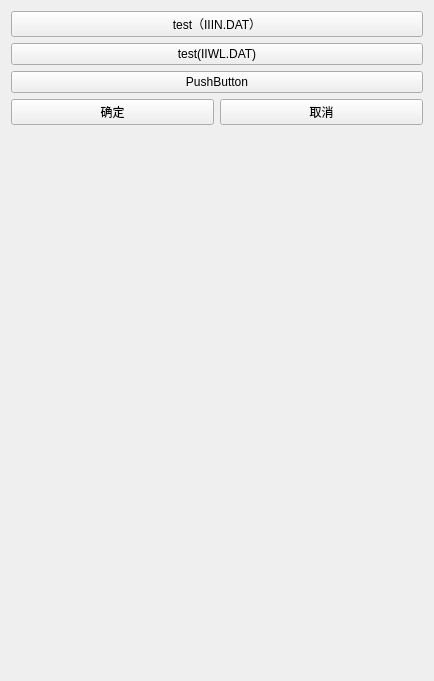
The window that plugins/Base_PhysicalField/PhysicalFieldSettingWidget.ui (asd977/base_cae) describes before a commit, drawn with Qt 5.
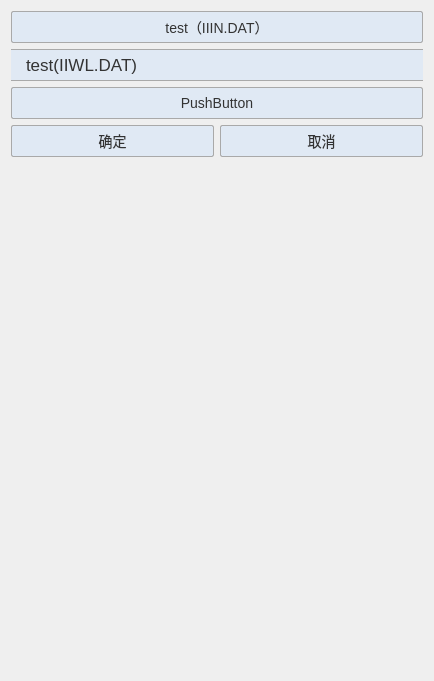
The same window after the commit.

Commit message: style: unify BasePage ui styles for physical field pages

```diff
--- a/plugins/Base_PhysicalField/PhysicalFieldSettingWidget.ui
+++ b/plugins/Base_PhysicalField/PhysicalFieldSettingWidget.ui
@@ -13,6 +13,64 @@
   <property name="windowTitle">
    <string>腐蚀类型选择</string>
   </property>
+  <property name="styleSheet">
+   <string notr="true">QWidget {
+    font-family: &quot;Microsoft YaHei&quot;, &quot;微软雅黑&quot;;
+    font-size: 14px;
+    color: rgb(51, 51, 51);
+}
+QLabel {
+    color: rgb(51, 51, 51);
+}
+QLabel#pageNameLabel {
+    font-size: 20px;
+    color: rgb(53, 103, 147);
+    padding-left: 9px;
+}
+QPushButton {
+    background-color: rgb(224, 233, 244);
+    border: 1px solid rgb(169, 169, 169);
+    border-radius: 2px;
+    min-height: 30px;
+    padding: 0 10px;
+}
+QPushButton:hover {
+    background-color: rgb(210, 224, 241);
+}
+QPushButton:pressed {
+    background-color: rgb(196, 214, 234);
+}
+QPushButton#pushButton {
+    border-left: none;
+    border-right: none;
+    border-radius: 0;
+    text-align: left;
+    padding-left: 15px;
+    font-size: 17px;
+}
+QLineEdit, QComboBox, QSpinBox, QDoubleSpinBox, QDateTimeEdit {
+    border: 1px solid rgb(200, 200, 200);
+    border-radius: 2px;
+    min-height: 28px;
+    padding: 0 6px;
+    background: rgb(255, 255, 255);
+}
+QLineEdit:focus, QComboBox:focus, QSpinBox:focus, QDoubleSpinBox:focus, QDateTimeEdit:focus {
+    border: 1px solid rgb(100, 100, 255);
+}
+QGroupBox {
+    border: 1px solid rgb(210, 210, 210);
+    border-radius: 4px;
+    margin-top: 10px;
+    padding-top: 8px;
+}
+QGroupBox::title {
+    subcontrol-origin: margin;
+    left: 10px;
+    padding: 0 4px;
+    color: rgb(53, 103, 147);
+}</string>
+  </property>
   <layout class="QVBoxLayout" name="verticalLayout">
    <item>
     <widget class="QPushButton" name="testPushButton">
```
The commit also changes 10 other files.
